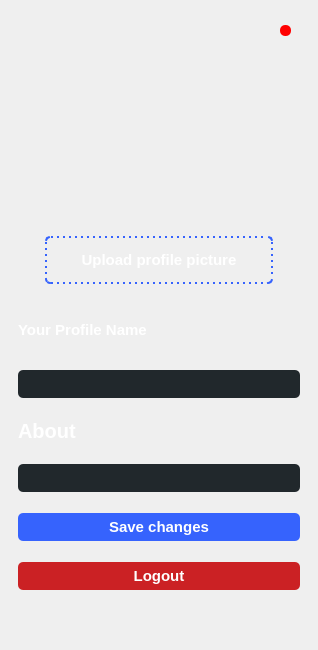
First picture: the form in profilewindow.ui, repository MarkoSami/ChatVibes, before the edit.
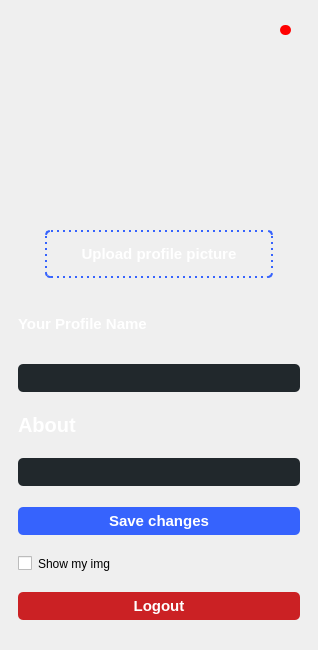
Second picture: the form after the edit. Icons and pictures are not drawn.

```diff
--- a/profilewindow.ui
+++ b/profilewindow.ui
@@ -334,6 +334,13 @@
            </property>
           </widget>
          </item>
+         <item>
+          <widget class="QCheckBox" name="checkBox">
+           <property name="text">
+            <string>Show my img</string>
+           </property>
+          </widget>
+         </item>
          <item>
           <widget class="QPushButton" name="pushButton_2">
            <property name="styleSheet">
```
